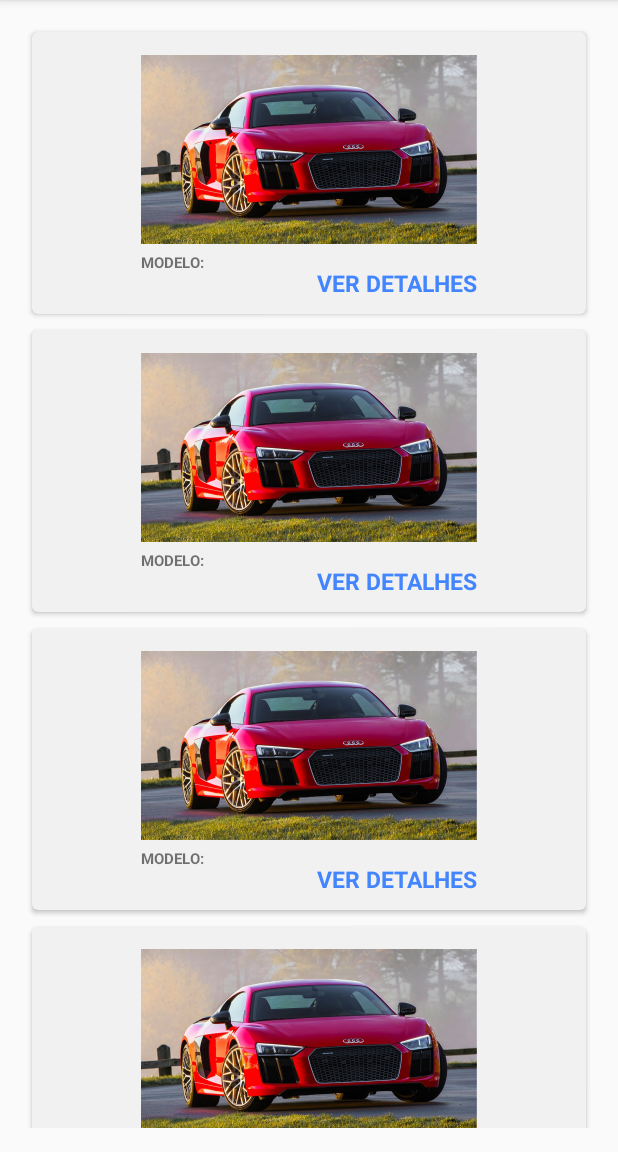
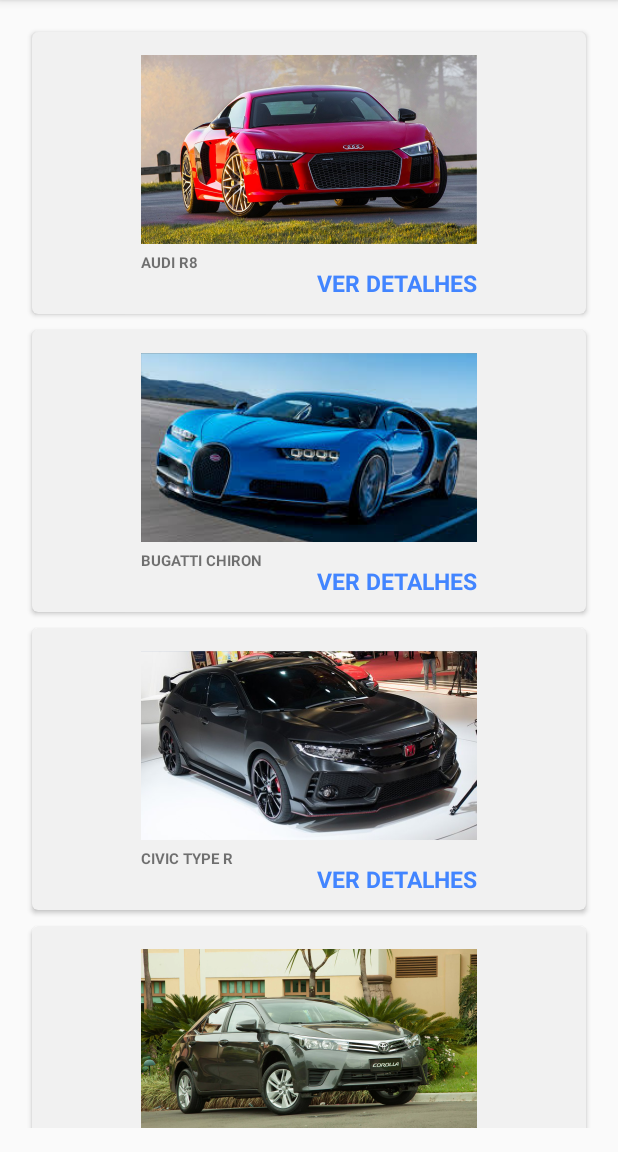
Before and after one commit to rodrigofmp/android-tutorial-cars, an Android app: the screen it shows after launch (MainActivity), on a phone screen of 412 x 824 dp, the part 84-1236 px from its top. Run offline under Robolectric (Android 15) with nearby library versions, the phone set to English and light mode, and no system bars.

Commit message:
Lista mostrando carros

```diff
--- a/app/src/main/java/devmasterteamudemy/carros/data/CarMock.java
+++ b/app/src/main/java/devmasterteamudemy/carros/data/CarMock.java
@@ -1,19 +1,21 @@
 package devmasterteamudemy.carros.data;
+
+import android.app.Activity;
+import android.content.Context;
+import android.support.v4.content.ContextCompat;
 
 import java.util.ArrayList;
 import java.util.List;
 
+import devmasterteamudemy.carros.R;
 import devmasterteamudemy.carros.entities.Car;
 
 public class CarMock {
 
     private List<Car> mListCars;
 
-    public CarMock() {
-        this.mListCars = new ArrayList<>();
-        for (int i = 0; i <= 100; i++) {
-            this.mListCars.add(new Car(i, String.valueOf(i), i * 10, Double.valueOf(i * 100)));
-        }
+    public CarMock(Activity activity) {
+        this.mListCars = getCarMockList(activity);
     }
 
     public List<Car> getList() {
@@ -23,4 +25,41 @@
     public Car get(int id) {
         return this.mListCars.get(id);
     }
+
+    public List<Car> getCarMockList(Activity activity)
+    {
+        List<Car> mMockList = new ArrayList<>();
+
+        int id = 0;
+        Car audiR8 = new Car(id, "Audi R8", "Audi", 610, Double.valueOf(1165338.00), ContextCompat.getDrawable(activity, R.drawable.audir8));
+        mMockList.add(audiR8);
+        Car bugattiChiron = new Car(++id, "Bugatti Chiron", "Bugatti", 1520, Double.valueOf(1000000.00), ContextCompat.getDrawable(activity, R.drawable.bugattichiron));
+        mMockList.add(bugattiChiron);
+        Car civicTypeR = new Car(++id, "Civic Type R", "Honda", 310, Double.valueOf(136000.00), ContextCompat.getDrawable(activity, R.drawable.civictyper));
+        mMockList.add(civicTypeR);
+        Car corolla = new Car(++id, "Corolla", "Toyota", 144, Double.valueOf(101000.00), ContextCompat.getDrawable(activity, R.drawable.corolla));
+        mMockList.add(corolla);
+        Car ferrari458Italia = new Car(++id, "Ferrari 458 Itália", "Ferrari", 670, Double.valueOf(1500000.00), ContextCompat.getDrawable(activity, R.drawable.ferrari458));
+        mMockList.add(ferrari458Italia);
+        Car ferrariF60America = new Car(++id, "Ferrari F60 América", "Ferrari", 700, Double.valueOf(2500000.00), ContextCompat.getDrawable(activity, R.drawable.ferrarif60america));
+        mMockList.add(ferrariF60America);
+        Car jaguarFTypeCoupe = new Car(++id, "Jaguar F-Type Coupe", "Jaguar", 340, Double.valueOf(500000.00), ContextCompat.getDrawable(activity, R.drawable.jaguarftype));
+        mMockList.add(jaguarFTypeCoupe);
+        Car jeepRenegade = new Car(++id, "Jeep Renegade", "Jeep", 139, Double.valueOf(79000.00), ContextCompat.getDrawable(activity, R.drawable.jeeprenegade));
+        mMockList.add(jeepRenegade);
+        Car lamborghiniAventador = new Car(++id, "Lamborghini Aventador", "Lamborghini", 700, Double.valueOf(2800000.00), ContextCompat.getDrawable(activity, R.drawable.lamborghiniaventador));
+        mMockList.add(lamborghiniAventador);
+        Car mcLarenMP412C = new Car(++id, "McLaren MP4-12C", "McLaren", 625, Double.valueOf(2200000.00), ContextCompat.getDrawable(activity, R.drawable.mclarenmp412c));
+        mMockList.add(mcLarenMP412C);
+        Car mustang = new Car(++id, "Mustang", "Ford", 533, Double.valueOf(270000.00), ContextCompat.getDrawable(activity, R.drawable.mustang));
+        mMockList.add(mustang);
+        Car porsche911 = new Car(++id, "Porsche 911", "Porsche", 435, Double.valueOf(509000.00), ContextCompat.getDrawable(activity, R.drawable.porsche911));
+        mMockList.add(porsche911);
+        Car rangeRoverEvoque = new Car(++id, "Range Rover Evoque", "Range Rover", 285, Double.valueOf(224000.00), ContextCompat.getDrawable(activity, R.drawable.rangerover));
+        mMockList.add(rangeRoverEvoque);
+        Car vanquish = new Car(++id, "Vanquish", "Aston Martin", 573, Double.valueOf(1850000.00), ContextCompat.getDrawable(activity, R.drawable.vanquish));
+        mMockList.add(vanquish);
+
+        return mMockList;
+    }
 }
--- a/app/src/main/java/devmasterteamudemy/carros/entities/Car.java
+++ b/app/src/main/java/devmasterteamudemy/carros/entities/Car.java
@@ -1,4 +1,6 @@
 package devmasterteamudemy.carros.entities;
+
+import android.graphics.drawable.Drawable;
 
 /**
  * Created by rodrigofmp on 24/02/18.
@@ -10,12 +12,15 @@
     public String model;
     public int horsePower;
     public Double price;
+    public String manufacturer;
+    public Drawable picture;
 
-    public Car(int id, String model, int horsePower, Double price) {
+    public Car(int id, String model, String manufacturer, int horsePower, Double price, Drawable picture) {
         this.id = id;
         this.model = model;
+        this.manufacturer = manufacturer;
         this.horsePower = horsePower;
         this.price = price;
+        this.picture = picture;
     }
-
 }
--- a/app/src/main/java/devmasterteamudemy/carros/viewholder/CarViewHolder.java
+++ b/app/src/main/java/devmasterteamudemy/carros/viewholder/CarViewHolder.java
@@ -2,6 +2,7 @@
 
 import android.support.v7.widget.RecyclerView;
 import android.view.View;
+import android.widget.ImageView;
 import android.widget.TextView;
 
 import devmasterteamudemy.carros.R;
@@ -10,20 +11,30 @@
 
 public class CarViewHolder extends RecyclerView.ViewHolder {
 
-    private TextView mTextModel;
+    private ImageView mImgCarPicture;
+    private TextView mTextCarModel;
+    private TextView mTextViewDetails;
 
     public CarViewHolder(View itemView) {
         super(itemView);
-        this.mTextModel = itemView.findViewById(R.id.text_model);
+        this.mImgCarPicture = itemView.findViewById(R.id.img_car_pic);
+        this.mTextCarModel = itemView.findViewById(R.id.text_car_model);
+        this.mTextViewDetails = itemView.findViewById(R.id.text_view_details);
     }
 
     public void bindData(final Car car, final OnListClickInteractionListener listener) {
-        this.mTextModel.setText(car.model);
-        this.mTextModel.setOnClickListener(new View.OnClickListener() {
+
+        this.mImgCarPicture.setImageDrawable(car.picture);
+
+        this.mTextCarModel.setText(car.model);
+
+        this.mTextViewDetails.setOnClickListener(new View.OnClickListener() {
             @Override
             public void onClick(View view) {
                 listener.onClick(car.id);
             }
         });
+
+
     }
 }
--- a/app/src/main/java/devmasterteamudemy/carros/views/DetailsActivity.java
+++ b/app/src/main/java/devmasterteamudemy/carros/views/DetailsActivity.java
@@ -24,7 +24,7 @@
         getSupportActionBar().setDisplayShowHomeEnabled(true);
         getSupportActionBar().setIcon(R.mipmap.ic_launcher);
 
-        this.mCarMock = new CarMock();
+        this.mCarMock = new CarMock(this);
 
         this.mViewHolder.textModel = this.findViewById(R.id.text_model);
         this.mViewHolder.textHorsePower = this.findViewById(R.id.text_horse_power);
--- a/app/src/main/java/devmasterteamudemy/carros/views/MainActivity.java
+++ b/app/src/main/java/devmasterteamudemy/carros/views/MainActivity.java
@@ -38,7 +38,7 @@
         // 2. Construir Adapter
         // 3. Definir layout
 
-        CarMock carMock = new CarMock();
+        CarMock carMock = new CarMock(this);
         List<Car> carList = new ArrayList<>();
         carList.addAll(carMock.getList());
 
```
